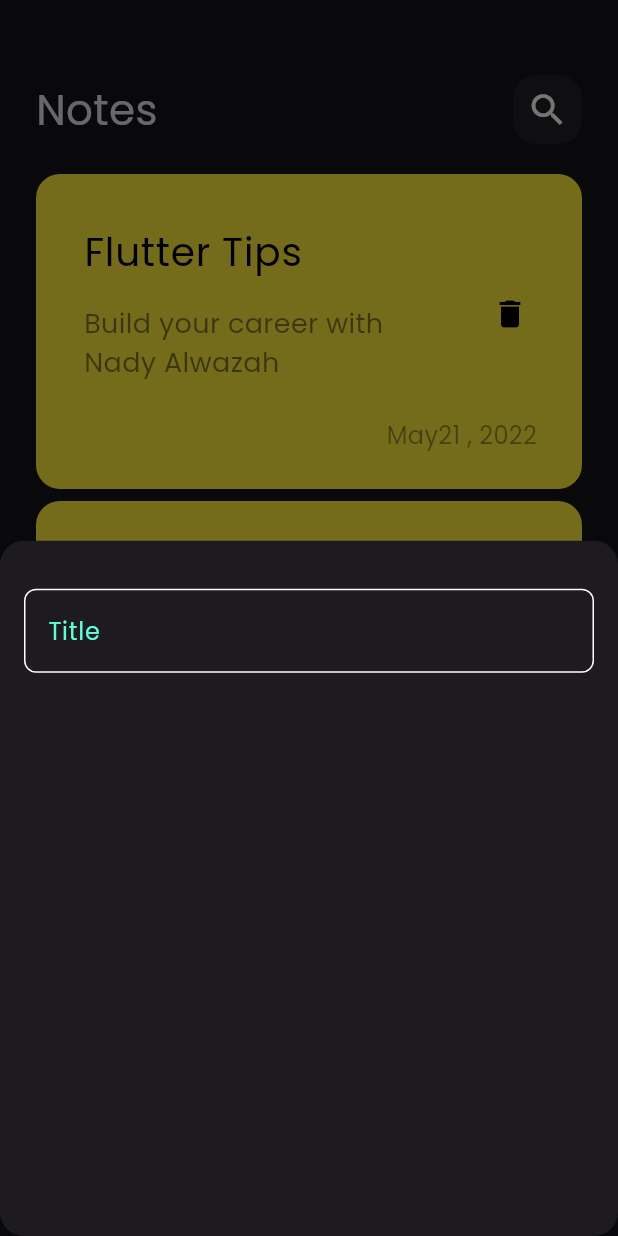
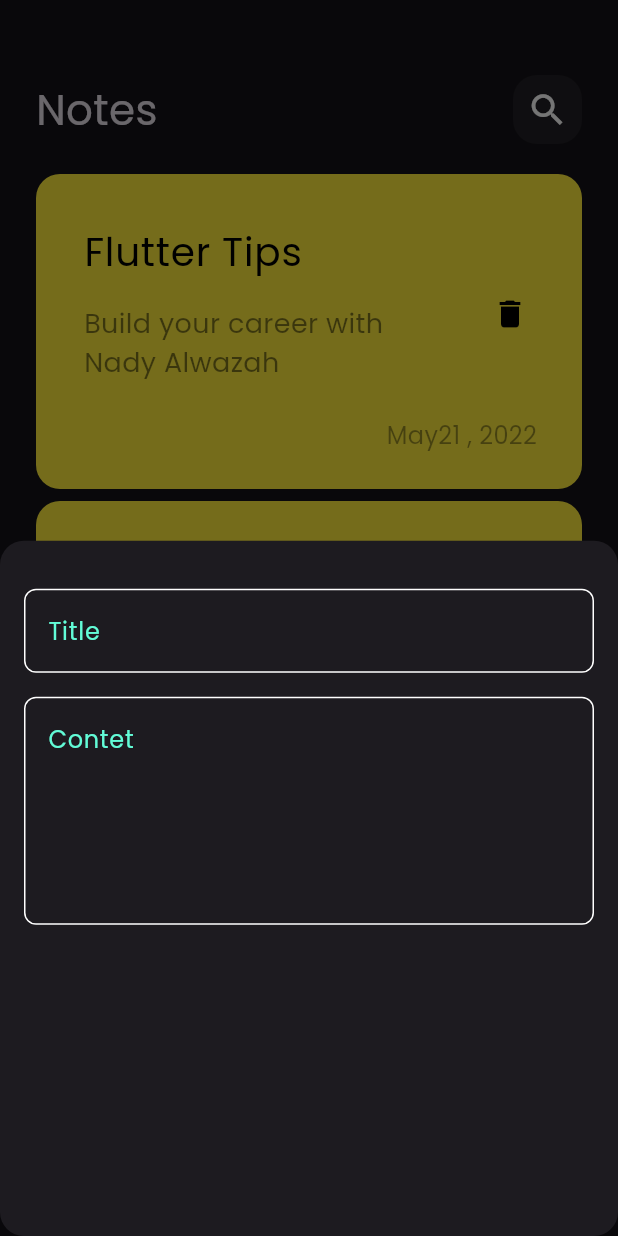
Before and after one commit to NADY10N/notes_app, a Flutter app: the screen it shows after launch, after a tap on the "add" icon, on a phone screen of 412 x 824 dp. Run offline on Flutter 3.47's test engine with Material 3 defaults, Android fonts, the phone set to English and light mode, and no system bars.

Commit message:
add fields to notes bottom sheet

```diff
--- a/lib/views/widgets/add_note_bottom-sheet.dart
+++ b/lib/views/widgets/add_note_bottom-sheet.dart
@@ -15,7 +15,16 @@ class AddNoteBottomSheet extends StatelessWidget {
           SizedBox(
             height: 32,
           ),
-          CustomTextfield(),
+          CustomTextfield(
+            hint: "Title",
+          ),
+          SizedBox(
+            height: 16,
+          ),
+          CustomTextfield(
+            hint: "Contet",
+            maxLines: 5,
+          ),
         ],
       ),
     );
--- a/lib/views/widgets/custom_text_field.dart
+++ b/lib/views/widgets/custom_text_field.dart
@@ -2,14 +2,16 @@ import 'package:flutter/material.dart';
 import 'package:notes/constants.dart';
 
 class CustomTextfield extends StatelessWidget {
-  const CustomTextfield({super.key});
-
+  const CustomTextfield({super.key, required this.hint, this.maxLines = 1});
+  final String hint;
+  final int maxLines;
   @override
   Widget build(BuildContext context) {
     return TextField(
       cursorColor: kPrimaryColor,
+      maxLines: maxLines,
       decoration: InputDecoration(
-        hintText: "Title",
+        hintText: hint,
         hintStyle: const TextStyle(color: kPrimaryColor),
         border: buildBorder(),
         enabledBorder: buildBorder(),
```
